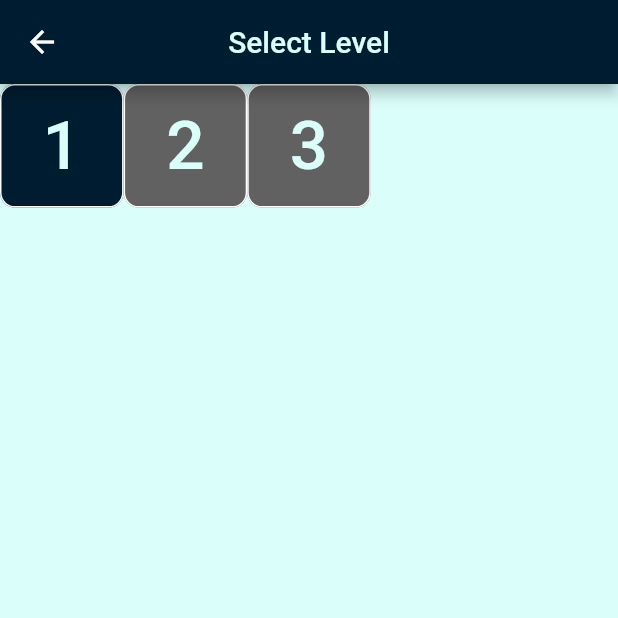
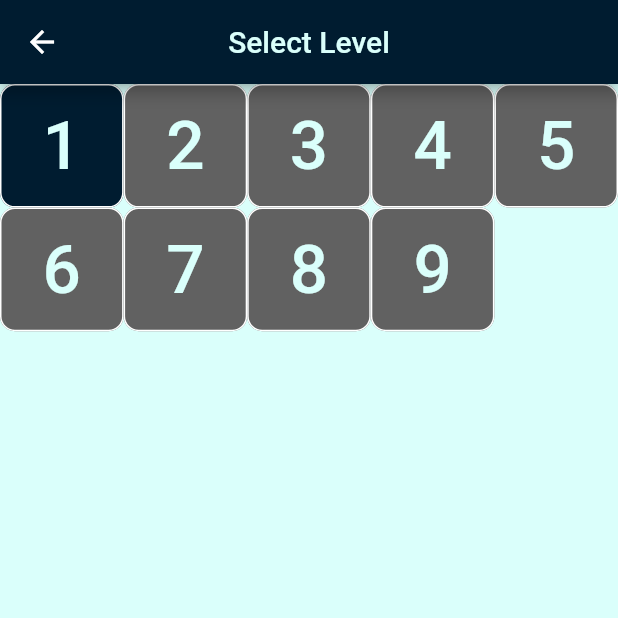
Before and after one commit to BusayoSamuel/guess_the_profession, a Flutter app: the screen it shows after launch, after a tap on "Easy Pack", on a phone screen of 412 x 824 dp, the top half of it. Run offline on Flutter 3.47's test engine with Material 2 defaults, Android fonts, the phone set to English and light mode, and no system bars; drawn by our look-alikes of auto_size_text.

Commit message:
save progress: gameplay to select question

```diff
--- a/guess_the_profession/lib/data/easy_questions.dart
+++ /dev/null
@@ -1,7 +0,0 @@
-import 'package:guess_the_profession/models/question.dart';
-
-List<Question> easyQuestions = [
-  Question("DOCTOR", "assets/images/easy_pack/doctor/stethoscope.jpg"),
-  Question("STUDENT", "assets/images/easy_pack/student/pencil.jpg"),
-  Question("CARPENTER", "assets/images/easy_pack/carpenter/pincers.jpg")
-];
--- a/guess_the_profession/lib/models/question.dart
+++ b/guess_the_profession/lib/models/question.dart
@@ -24,5 +24,6 @@ class Question extends ChangeNotifier {
 
   void unlock() {
     unlocked = true;
+    notifyListeners();
   }
 }
--- a/guess_the_profession/lib/screens/difficulty_levels.dart
+++ b/guess_the_profession/lib/screens/difficulty_levels.dart
@@ -1,6 +1,10 @@
 import 'package:flutter/material.dart';
+import 'package:guess_the_profession/models/question.dart';
 import 'package:guess_the_profession/screens/select_question.dart';
 import 'package:guess_the_profession/widgets/background.dart';
+import 'package:guess_the_profession/data/questions.dart';
+
+enum Difficulty { easy, medium, hard }
 
 class DifficultyLevels extends StatelessWidget {
   const DifficultyLevels({super.key});
@@ -14,9 +18,9 @@ class DifficultyLevels extends StatelessWidget {
         child: Column(
           mainAxisAlignment: MainAxisAlignment.center,
           children: [
-            gamePackButton(context, "Easy"),
-            gamePackButton(context, "Medium"),
-            gamePackButton(context, "Hard"),
+            gamePackButton(context, Difficulty.easy),
+            gamePackButton(context, Difficulty.medium),
+            gamePackButton(context, Difficulty.hard),
           ],
         ),
       ),
@@ -24,7 +28,20 @@ class DifficultyLevels extends StatelessWidget {
   }
 }
 
-Widget gamePackButton(BuildContext context, String difficulty) {
+Widget gamePackButton(BuildContext context, Difficulty difficulty) {
+  ValueNotifier<List<Question>> selectedQuestionPack;
+  String text;
+  switch (difficulty) {
+    case Difficulty.easy:
+      text = "Easy Pack";
+      selectedQuestionPack = easyQuestions;
+    case Difficulty.medium:
+      text = "Medium Pack";
+    //selectedQuestionPack = mediumQuestions;
+    case Difficulty.hard:
+      text = "Hard Pack";
+    //selectedQuestionPack = hardQuestions;
+  }
   return SizedBox(
     width: double.infinity,
     child: OutlinedButton(
@@ -33,11 +50,11 @@ Widget gamePackButton(BuildContext context, String difficulty) {
           context,
           MaterialPageRoute(
               builder: (context) => SelectQuestion(
-                    difficulty: difficulty,
+                    questions: easyQuestions,
                   )),
         );
       },
-      child: Text("$difficulty Pack"),
+      child: Text(text),
     ),
   );
 }
--- a/guess_the_profession/lib/screens/gameplay.dart
+++ b/guess_the_profession/lib/screens/gameplay.dart
@@ -97,7 +97,7 @@ class Gameplay extends StatelessWidget {
                         TextButton(
                           onPressed: () {
                             nextQuestion.unlock();
-                            nextQuestion.notifyListeners();
+                            question.unlock();
                             Navigator.pop(context);
                             Navigator.pop(context);
                           },
--- a/guess_the_profession/lib/screens/select_question.dart
+++ b/guess_the_profession/lib/screens/select_question.dart
@@ -1,15 +1,16 @@
 import 'package:flutter/material.dart';
-import 'package:guess_the_profession/data/easy_questions.dart';
+import 'package:guess_the_profession/data/questions.dart';
 import 'package:guess_the_profession/models/question.dart';
+import 'package:guess_the_profession/screens/difficulty_levels.dart';
 import 'package:guess_the_profession/widgets/background.dart';
 import 'package:auto_size_text/auto_size_text.dart';
 import 'package:guess_the_profession/screens/gameplay.dart';
 import 'package:provider/provider.dart';
 
 class SelectQuestion extends StatefulWidget {
-  const SelectQuestion({super.key, required this.difficulty});
+  const SelectQuestion({super.key, required this.questions});
 
-  final String difficulty;
+  final ValueNotifier<List<Question>> questions;
 
   @override
   State<SelectQuestion> createState() => _SelectQuestionState();
@@ -18,10 +19,10 @@ class SelectQuestion extends StatefulWidget {
 class _SelectQuestionState extends State<SelectQuestion> {
   @override
   Widget build(BuildContext context) {
-    easyQuestions[0].unlock();
+    widget.questions.value[0].unlock();
 
     return ChangeNotifierProvider.value(
-      value: easyQuestions.first,
+      value: widget.questions,
       child: Background(
         title: "Select Level",
         body: GridView(
@@ -29,7 +30,7 @@ class _SelectQuestionState extends State<SelectQuestion> {
           gridDelegate: const SliverGridDelegateWithFixedCrossAxisCount(
             crossAxisCount: 5,
           ),
-          children: questions(context, questions: easyQuestions),
+          children: questions(context, questions: widget.questions),
         ),
       ),
     );
@@ -37,22 +38,23 @@ class _SelectQuestionState extends State<SelectQuestion> {
 }
 
 List<Widget> questions(BuildContext context,
-    {required List<Question> questions}) {
+    {required ValueNotifier<List<Question>> questions}) {
   List<Widget> children = [];
   final w = (MediaQuery.of(context).size.width - 4 * (5 - 1)) / 5;
 
-  for (int i = 0; i < questions.length; i++) {
-    children.add(questionButton(context, index: i));
+  for (int i = 0; i < questions.value.length; i++) {
+    children.add(questionButton(context, index: i, questions: questions));
   }
   return children;
 }
 
 Widget questionButton(BuildContext context,
-    {required int index, double size = 30}) {
+    {required int index,
+    required ValueNotifier<List<Question>> questions,
+    double size = 30}) {
   return TextButton(
     style: ButtonStyle(
-      //overlayColor: MaterialStateProperty.all(Colors.grey[700]),
-      backgroundColor: easyQuestions[index].unlocked || index == 0
+      backgroundColor: questions.value[index].unlocked || index == 0
           ? MaterialStateProperty.all(Color(0xFF001C30))
           : MaterialStateProperty.all(Colors.grey[700]),
       shape: MaterialStateProperty.all(
@@ -68,15 +70,15 @@ Widget questionButton(BuildContext context,
       padding: MaterialStateProperty.all(EdgeInsets.zero),
     ),
     onPressed: () {
-      int nextIndex = index + 1 < easyQuestions.length ? index + 1 : index;
+      int nextIndex = index + 1 < questions.value.length ? index + 1 : index;
 
-      if (easyQuestions[index].unlocked) {
+      if (questions.value[index].unlocked) {
         Navigator.push(
           context,
           MaterialPageRoute(
               builder: (context) => Gameplay(
-                    question: easyQuestions[index],
-                    nextQuestion: easyQuestions[nextIndex],
+                    question: questions.value[index],
+                    nextQuestion: questions.value[nextIndex],
                   )),
         );
       }
```
Also changed, not shown: guess_the_profession/lib/data/questions.dart (added, +26 -0 lines).
